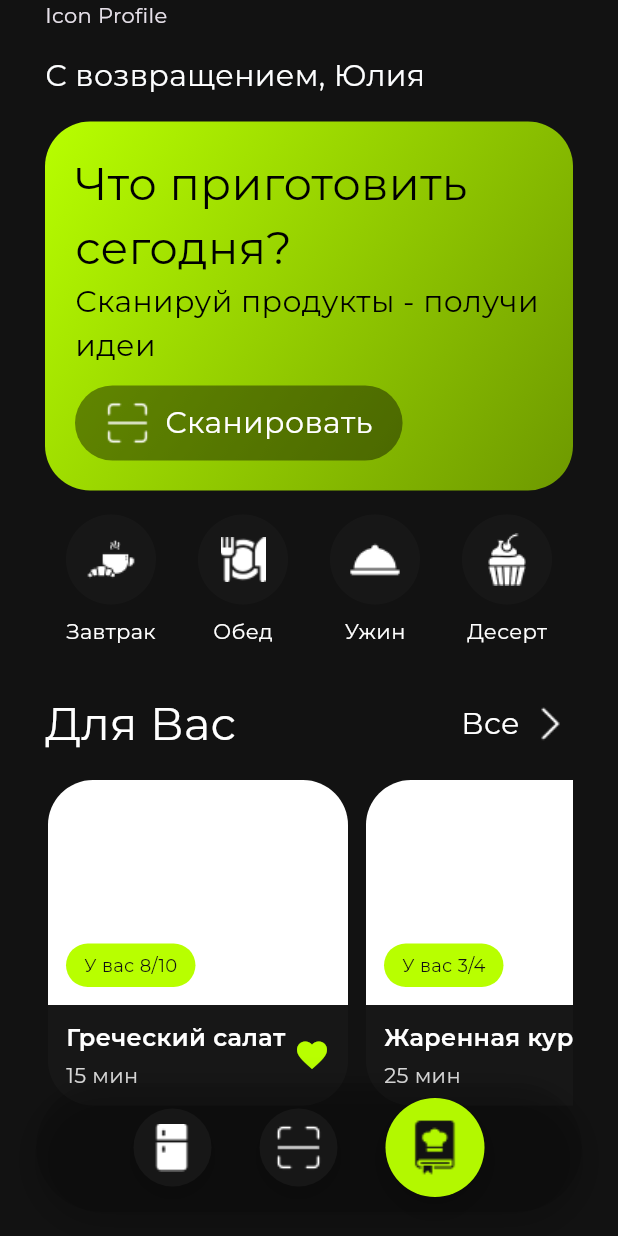
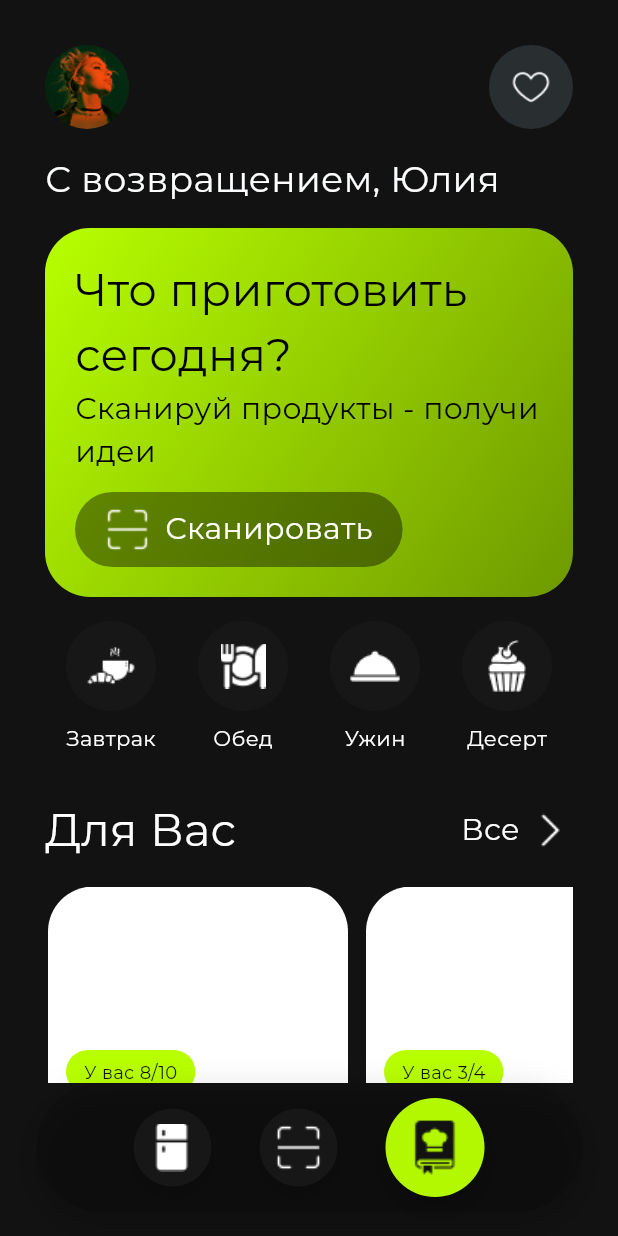
Before and after one commit to PavelShershnoyv/CookIt, a Flutter app: the screen it shows after launch, on a phone screen of 412 x 824 dp. Run offline on Flutter 3.47's test engine with Material 3 defaults, Android fonts, the phone set to English and light mode, and no system bars; our stand-ins replace flutter_svg, go_router, google_fonts; project files that could hold a hidden picture were left out.

Commit message:
feat(start_page): improve UI layout and add user avatar
- Add top padding to the main container
- Replace profile icon with circular avatar image
- Add favorite button with heart icon
- Adjust text sizes and spacing for better readability

```diff
--- a/lib/pages/start_page.dart
+++ b/lib/pages/start_page.dart
@@ -14,20 +14,49 @@ class StartPage extends StatelessWidget {
     return Scaffold(
         backgroundColor: background,
         body: Padding(
-          padding: const EdgeInsets.only(left: padding30, right: padding30),
+          padding: const EdgeInsets.only(
+              top: padding30, left: padding30, right: padding30),
           child: SafeArea(
+            child: SingleChildScrollView(
+                physics: const BouncingScrollPhysics(),
                 child: Column(
                   crossAxisAlignment: CrossAxisAlignment.start,
                   children: [
                     Row(
-                children: [Text("Icon Profile")],
+                      mainAxisAlignment: MainAxisAlignment.spaceBetween,
+                      children: [
+                        // Аватар пользователя
+                        const CircleAvatar(
+                          radius: 28,
+                          backgroundColor: Color(0x332D2D2D),
+                          backgroundImage:
+                              AssetImage('assets/images/avatar.png'),
+                        ),
+                        // Иконка избранного в круглой тёмной кнопке
+                        Container(
+                          width: 56,
+                          height: 56,
+                          decoration: BoxDecoration(
+                            color: const Color(0xFF292E31),
+                            shape: BoxShape.circle,
+                          ),
+                          child: Center(
+                            child: Image.asset(
+                              'assets/images/heart.png',
+                              width: 28,
+                              height: 28,
+                              fit: BoxFit.contain,
+                            ),
+                          ),
+                        ),
+                      ],
                     ),
                     const SizedBox(height: height16),
                     const Text(
                       "С возвращением, Юлия",
                       style: TextStyle(
                         color: subtitleColor,
-                  fontSize: 20,
+                        fontSize: 24,
                         fontWeight: FontWeight.w400,
                       ),
                     ),
@@ -79,8 +108,8 @@ class StartPage extends StatelessWidget {
                                   const SizedBox(width: 10),
                                   const Text(
                                     'Сканировать',
-                              style:
-                                  TextStyle(color: Colors.white, fontSize: 20),
+                                    style: TextStyle(
+                                        color: Colors.white, fontSize: 20),
                                   )
                                 ],
                               ),
@@ -111,7 +140,8 @@ class StartPage extends StatelessWidget {
                           mainAxisSize: MainAxisSize.min,
                           children: [
                             const Text('Все ',
-                          style: TextStyle(color: Colors.white, fontSize: 20)),
+                                style: TextStyle(
+                                    color: Colors.white, fontSize: 20)),
                             Image.asset(arrowRightImg),
                           ],
                         ),
@@ -121,6 +151,7 @@ class StartPage extends StatelessWidget {
                     _HorizontalRecipesList()
                   ],
                 )),
+          ),
         ),
         bottomNavigationBar: NavPanel(
           selectedIndex: 1,
```
Also changed, not shown: assets/images/avatar.png (added), assets/images/heart.png (added). Lines whose indentation alone changed are shown as unchanged.
